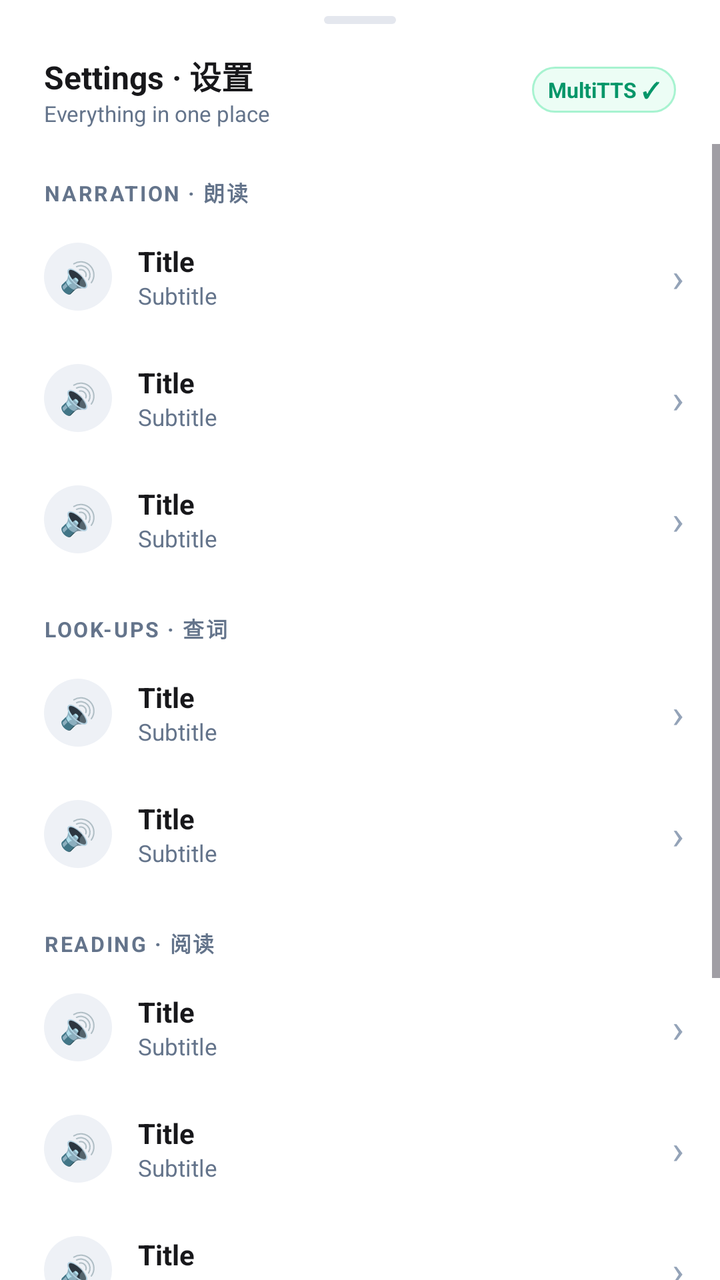
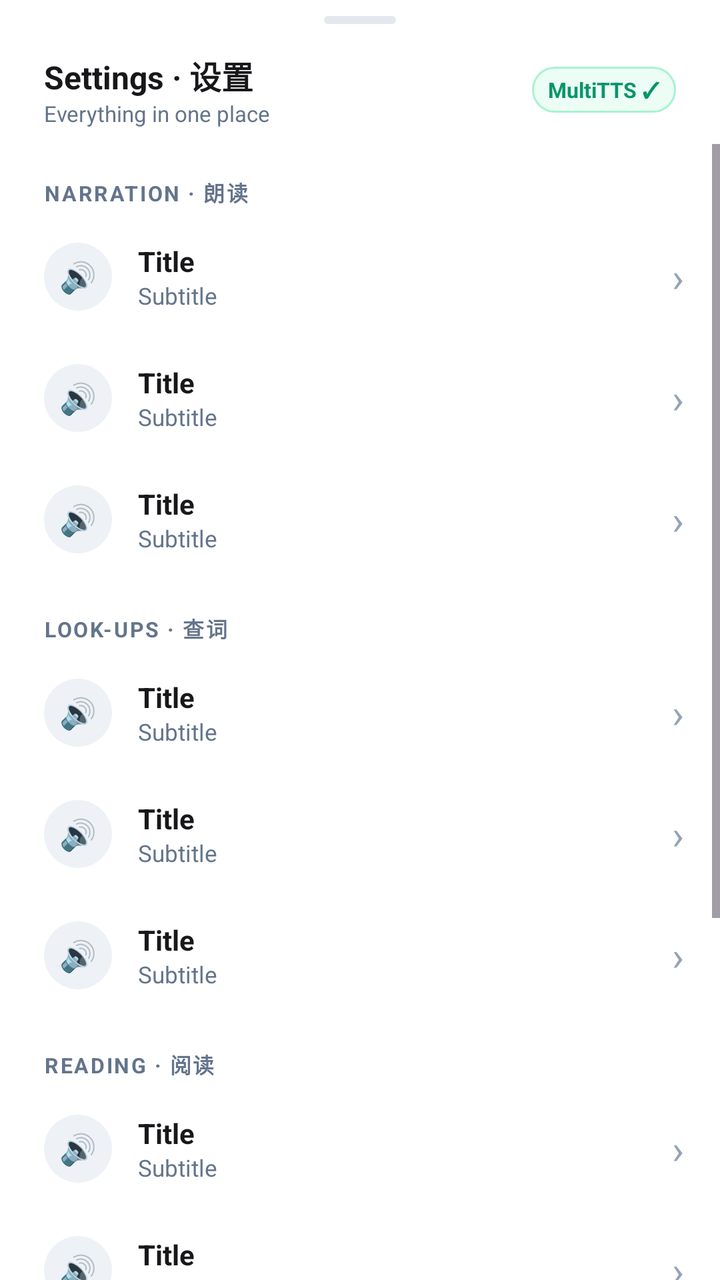

Two renders of the same Android screen: before a commit and after it. Below are the layout's source before the change and the commit's diff.
<!-- AndroidManifest.xml: application theme Theme.Readest.Classic -->
<!-- res/layout/bottom_sheet_settings.xml -->
<?xml version="1.0" encoding="utf-8"?>
<LinearLayout xmlns:android="http://schemas.android.com/apk/res/android"
    android:layout_width="match_parent"
    android:layout_height="wrap_content"
    android:background="?attr/rdPanel"
    android:orientation="vertical"
    android:paddingTop="8dp">

    
    <View
        android:layout_width="36dp"
        android:layout_height="4dp"
        android:layout_gravity="center_horizontal"
        android:layout_marginBottom="14dp"
        android:background="?attr/rdDragHandleBg" />

    <LinearLayout
        android:layout_width="match_parent"
        android:layout_height="wrap_content"
        android:gravity="center_vertical"
        android:orientation="horizontal"
        android:paddingStart="22dp"
        android:paddingEnd="22dp">

        <LinearLayout
            android:layout_width="0dp"
            android:layout_height="wrap_content"
            android:layout_weight="1"
            android:orientation="vertical">

            <TextView
                android:id="@+id/tvSettingsTitle"
                android:layout_width="wrap_content"
                android:layout_height="wrap_content"
                android:text="Settings · 设置"
                android:textColor="?attr/rdTextPrimary"
                android:textSize="16sp"
                android:textStyle="bold" />

            <TextView
                android:id="@+id/tvSettingsSubtitle"
                android:layout_width="wrap_content"
                android:layout_height="wrap_content"
                android:text="Everything in one place"
                android:textColor="?attr/rdTextSecondary"
                android:textSize="11sp" />
        </LinearLayout>

        <TextView
            android:id="@+id/chipSettingsEngine"
            android:layout_width="wrap_content"
            android:layout_height="wrap_content"
            android:background="?attr/rdChipBgSuccess"
            android:paddingStart="8dp"
            android:paddingTop="4dp"
            android:paddingEnd="8dp"
            android:paddingBottom="4dp"
            android:text="MultiTTS ✓"
            android:textColor="?attr/rdOnSuccessChip"
            android:textSize="10.5sp"
            android:textStyle="bold" />
    </LinearLayout>

    
    <LinearLayout
        android:id="@+id/statStrip"
        android:layout_width="match_parent"
        android:layout_height="wrap_content"
        android:layout_marginStart="22dp"
        android:layout_marginTop="12dp"
        android:layout_marginEnd="22dp"
        android:background="?attr/rdCardBg"
        android:orientation="horizontal"
        android:paddingTop="10dp"
        android:paddingBottom="10dp"
        android:visibility="gone">

        <LinearLayout
            android:layout_width="0dp"
            android:layout_height="wrap_content"
            android:layout_weight="1"
            android:gravity="center_horizontal"
            android:orientation="vertical">

            <TextView
                android:id="@+id/tvStatLevel"
                android:layout_width="wrap_content"
                android:layout_height="wrap_content"
                android:text="0"
                android:textAppearance="?attr/rdValueAppearance" />

            <TextView
                android:layout_width="wrap_content"
                android:layout_height="wrap_content"
                android:text="LEVEL"
                android:textAppearance="?attr/rdSubtitleAppearance" />
        </LinearLayout>

        <LinearLayout
            android:layout_width="0dp"
            android:layout_height="wrap_content"
            android:layout_weight="1"
            android:gravity="center_horizontal"
            android:orientation="vertical">

            <TextView
                android:id="@+id/tvStatStreak"
                android:layout_width="wrap_content"
                android:layout_height="wrap_content"
                android:text="0"
                android:textAppearance="?attr/rdValueAppearance"
                android:textColor="?attr/rdAccent" />

            <TextView
                android:layout_width="wrap_content"
                android:layout_height="wrap_content"
                android:text="STREAK"
                android:textAppearance="?attr/rdSubtitleAppearance" />
        </LinearLayout>

        <LinearLayout
            android:layout_width="0dp"
            android:layout_height="wrap_content"
            android:layout_weight="1"
            android:gravity="center_horizontal"
            android:orientation="vertical">

            <TextView
                android:id="@+id/tvStatBadges"
                android:layout_width="wrap_content"
                android:layout_height="wrap_content"
                android:text="0"
                android:textAppearance="?attr/rdValueAppearance"
                android:textColor="?attr/rdSuccessBright" />

            <TextView
                android:layout_width="wrap_content"
                android:layout_height="wrap_content"
                android:text="BADGES"
                android:textAppearance="?attr/rdSubtitleAppearance" />
        </LinearLayout>
    </LinearLayout>

    <ScrollView
        android:layout_width="match_parent"
        android:layout_height="0dp"
        android:layout_weight="1"
        android:paddingTop="8dp">

        <LinearLayout
            android:layout_width="match_parent"
            android:layout_height="wrap_content"
            android:orientation="vertical"
            android:paddingBottom="26dp">

            
            <TextView
                style="@style/Readest.SettingsGroup"
                android:text="NARRATION · 朗读" />

            <include
                android:id="@+id/rowVoice"
                layout="@layout/item_settings_row" />

            <include
                android:id="@+id/rowEngine"
                layout="@layout/item_settings_row" />

            <include
                android:id="@+id/rowCache"
                layout="@layout/item_settings_row" />

            
            <TextView
                style="@style/Readest.SettingsGroup"
                android:text="LOOK-UPS · 查词" />

            <include
                android:id="@+id/rowDictionaries"
                layout="@layout/item_settings_row" />

            <include
                android:id="@+id/rowTranslate"
                layout="@layout/item_settings_row" />

            
            <TextView
                style="@style/Readest.SettingsGroup"
                android:text="READING · 阅读" />

            <include
                android:id="@+id/rowAppTheme"
                layout="@layout/item_settings_row" />

            <include
                android:id="@+id/rowDisplay"
                layout="@layout/item_settings_row" />

            <include
                android:id="@+id/rowShelfOrder"
                layout="@layout/item_settings_row" />

            
            <TextView
                style="@style/Readest.SettingsGroup"
                android:text="ABOUT · 关于" />

            <include
                android:id="@+id/rowUpdate"
                layout="@layout/item_settings_row" />

            <include
                android:id="@+id/rowReleases"
                layout="@layout/item_settings_row" />
        </LinearLayout>
    </ScrollView>

</LinearLayout>
<!-- res/layout/item_settings_row.xml (included above) -->
<?xml version="1.0" encoding="utf-8"?>
<LinearLayout xmlns:android="http://schemas.android.com/apk/res/android"
    android:layout_width="match_parent"
    android:layout_height="wrap_content"
    android:background="?attr/selectableItemBackground"
    android:clickable="true"
    android:focusable="true"
    android:gravity="center_vertical"
    android:orientation="horizontal"
    android:paddingStart="22dp"
    android:paddingTop="13dp"
    android:paddingEnd="18dp"
    android:paddingBottom="13dp">

    <TextView
        android:id="@+id/tvRowIcon"
        android:layout_width="34dp"
        android:layout_height="34dp"
        android:background="?attr/rdChipBg"
        android:gravity="center"
        android:text="🔊"
        android:textSize="15sp" />

    <LinearLayout
        android:layout_width="0dp"
        android:layout_height="wrap_content"
        android:layout_marginStart="13dp"
        android:layout_weight="1"
        android:orientation="vertical">

        <TextView
            android:id="@+id/tvRowTitle"
            android:layout_width="match_parent"
            android:layout_height="wrap_content"
            android:ellipsize="end"
            android:maxLines="1"
            android:text="Title"
            android:textColor="?attr/rdTextPrimary"
            android:textSize="14sp"
            android:textStyle="bold" />

        <TextView
            android:id="@+id/tvRowSubtitle"
            android:layout_width="match_parent"
            android:layout_height="wrap_content"
            android:ellipsize="end"
            android:maxLines="2"
            android:text="Subtitle"
            android:textColor="?attr/rdTextSecondary"
            android:textSize="11.5sp" />
    </LinearLayout>

    <TextView
        android:id="@+id/tvRowChevron"
        android:layout_width="wrap_content"
        android:layout_height="wrap_content"
        android:layout_marginStart="8dp"
        android:text="›"
        android:textColor="?attr/rdTextTertiary"
        android:textSize="20sp" />
</LinearLayout>
<!-- resources referenced by this layout -->
<resources>
  <color name="bg_app">#FAFAFA</color>
  <color name="surface">#FFFFFF</color>
  <color name="track">#EEF1F6</color>
  <color name="surface_border">#E4E7EE</color>
  <color name="accent_tint">#EFF4FF</color>
  <color name="text_primary">#18181B</color>
  <color name="text_secondary">#64748B</color>
  <color name="text_tertiary">#94A3B8</color>
  <color name="accent">#2563EB</color>
  <color name="accent_dark">#1D4ED8</color>
  <color name="green">#059669</color>
  <color name="accent_soft">#DBEAFE</color>
  <color name="green_border">#A7F3D0</color>
  <color name="danger">#EF4444</color>
  <color name="badge_epub">#4F46E5</color>
  <color name="badge_txt">#0D9488</color>
  <color name="badge_pdf">#DC2626</color>
  <color name="badge_mobi">#D97706</color>
  <color name="green_soft">#ECFDF5</color>
  <!-- drawable rd_classic_chip (drawable) -->
  <?xml version="1.0" encoding="utf-8"?>
  <shape xmlns:android="http://schemas.android.com/apk/res/android">
      <solid android:color="?attr/rdPanelSunk" />
      <corners android:radius="999dp" />
  </shape>
  <!-- drawable rd_classic_button (drawable) -->
  <?xml version="1.0" encoding="utf-8"?>
  <shape xmlns:android="http://schemas.android.com/apk/res/android">
      <solid android:color="?attr/rdAccent" />
      <corners android:radius="26dp" />
  </shape>
  <!-- drawable rd_classic_tile (drawable) -->
  <?xml version="1.0" encoding="utf-8"?>
  <shape xmlns:android="http://schemas.android.com/apk/res/android">
      <solid android:color="?attr/rdPanelSunk" />
      <corners android:radius="10dp" />
  </shape>
  <!-- drawable rd_classic_logo (drawable) -->
  <?xml version="1.0" encoding="utf-8"?>
  <shape xmlns:android="http://schemas.android.com/apk/res/android">
      <solid android:color="?attr/rdAccent" />
      <corners android:radius="12dp" />
  </shape>
  <!-- drawable rd_classic_badge (drawable) -->
  <?xml version="1.0" encoding="utf-8"?>
  <shape xmlns:android="http://schemas.android.com/apk/res/android">
      <solid android:color="?attr/rdBadgeEpub" />
      <corners android:radius="6dp" />
  </shape>
  <style name="TextAppearance.Classic.Heading" parent="">
          <item name="android:textSize">16sp</item>
          <item name="android:textStyle">bold</item>
          <item name="android:textColor">?attr/rdTextPrimary</item>
      </style>
  <style name="TextAppearance.Classic.Title" parent="">
          <item name="android:textSize">14sp</item>
          <item name="android:textStyle">bold</item>
          <item name="android:textColor">?attr/rdTextPrimary</item>
      </style>
  <style name="TextAppearance.Classic.Body" parent="">
          <item name="android:textSize">13sp</item>
          <item name="android:textColor">?attr/rdTextPrimary</item>
      </style>
  <style name="TextAppearance.Classic.Subtitle" parent="">
          <item name="android:textSize">11.5sp</item>
          <item name="android:textColor">?attr/rdTextSecondary</item>
      </style>
  <style name="TextAppearance.Classic.Value" parent="">
          <item name="android:textSize">12sp</item>
          <item name="android:textStyle">bold</item>
          <item name="android:textColor">?attr/rdAccent</item>
      </style>
  <style name="TextAppearance.Classic.Chip" parent="">
          <item name="android:textSize">10.5sp</item>
          <item name="android:textStyle">bold</item>
      </style>
  <style name="Widget.Readest.TextView.Classic" parent="Widget.AppCompat.TextView" />
  <style name="Widget.Readest.Button.Classic" parent="Widget.Material3.Button" />
  <style name="ThemeOverlay.Readest.Dialog.Classic" parent="ThemeOverlay.Material3.MaterialAlertDialog" />
  <style name="Theme.Readest.BottomSheet" parent="ThemeOverlay.Material3.BottomSheetDialog">
          <item name="bottomSheetStyle">@style/Widget.Readest.BottomSheet</item>
      </style>
  <style name="Widget.Readest.BottomSheet" parent="Widget.Material3.BottomSheet.Modal">
          <item name="backgroundTint">?attr/rdPanel</item>
          <item name="shapeAppearance">?attr/shapeAppearanceLargeComponent</item>
      </style>
  <!-- unchanged entries left out for length: 16 -->
</resources>

<!-- the commit's change to res/layout/bottom_sheet_settings.xml (unified diff, before → after) -->
@@ -177,6 +177,10 @@
 
             <include
                 android:id="@+id/rowDictionaries"
+                layout="@layout/item_settings_row" />
+
+            <include
+                android:id="@+id/rowVocab"
                 layout="@layout/item_settings_row" />
 
             <include
